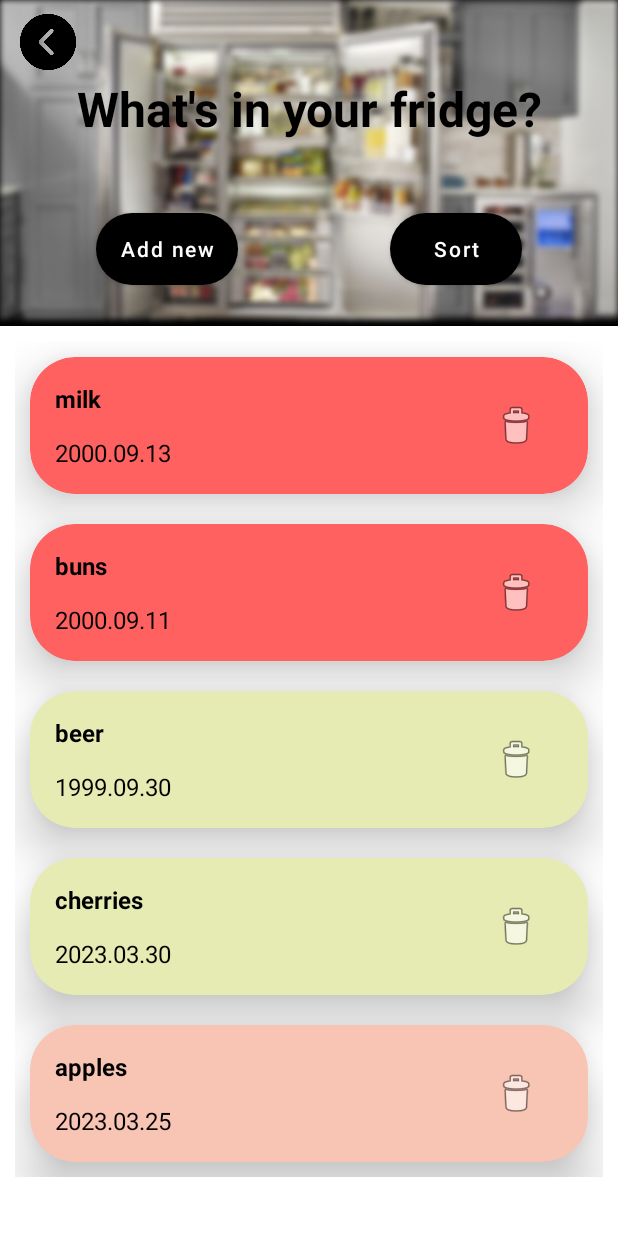
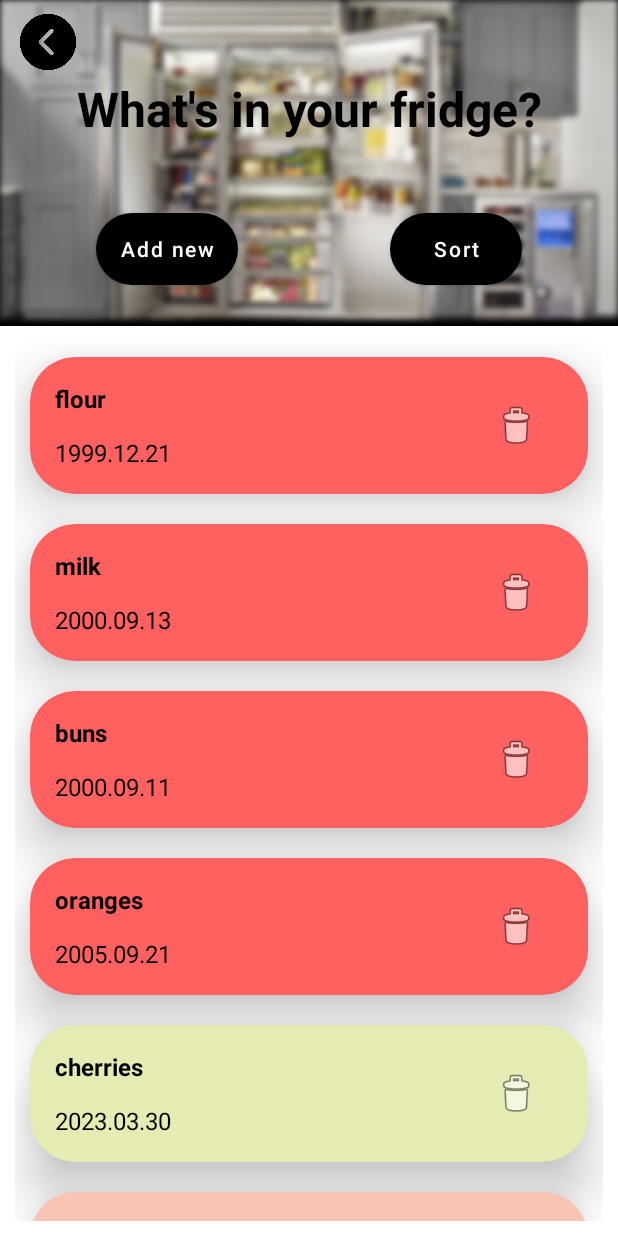
Before and after one commit to Ka3wo123/RecipesApp, an Android app: the FridgeActivity screen opened directly, with no data from a screen before it, on a phone screen of 412 x 824 dp. Run offline under Robolectric (Android 15) with nearby library versions, the phone set to English and light mode, and no system bars.

```diff
--- a/Target App/app/src/main/java/com/example/recipesapp/fridge/AddNewPopup.java
+++ b/Target App/app/src/main/java/com/example/recipesapp/fridge/AddNewPopup.java
@@ -86,6 +86,6 @@ public class AddNewPopup extends AppCompatDialogFragment {
     }
 
     private String makeStringDate(int day, int month, int year) {
-        return day + "." + month + "." + year;
+        return year + "." + "0" + month + "." + day;
     }
 }
--- a/Target App/app/src/main/java/com/example/recipesapp/fridge/FridgeActivity.java
+++ b/Target App/app/src/main/java/com/example/recipesapp/fridge/FridgeActivity.java
@@ -48,26 +48,26 @@ public class FridgeActivity extends AppCompatActivity implements AddNewPopup.Add
         sortBtn.setOnClickListener(v -> sortProducts());
 
 
-
         recyclerView = findViewById(R.id.recyclerView);
         recyclerView.setLayoutManager(new LinearLayoutManager(this));
 
         productAdapter = new ProductAdapter(this, products);
         recyclerView.setAdapter(productAdapter);
 
+        products.add(new Product("flour", "1999.12.21") );
         products.add(new Product("milk", "2000.09.13"));
-        products.add(new Product("buns", "2000.09.11") );
-        products.add(new Product("beer", "1999.09.30") );
-        products.add(new Product("cherries", "2023.03.30") );
-        products.add(new Product("apples", "2023.03.25") );
-
+        products.add(new Product("buns", "2000.09.11"));
+        products.add(new Product("oranges", "2005.09.21") );
+        products.add(new Product("cherries", "2023.03.30"));
+        products.add(new Product("apples", "2023.03.25"));
+        products.add(new Product("oats", "2024.03.21"));
+        products.add(new Product("chocolate", "1999.03.21"));
+        products.add(new Product("beer", "2000.03.21") );
 
 
         productAdapter.notifyDataSetChanged();
 
     }
-
-
 
 
     @Override
```
